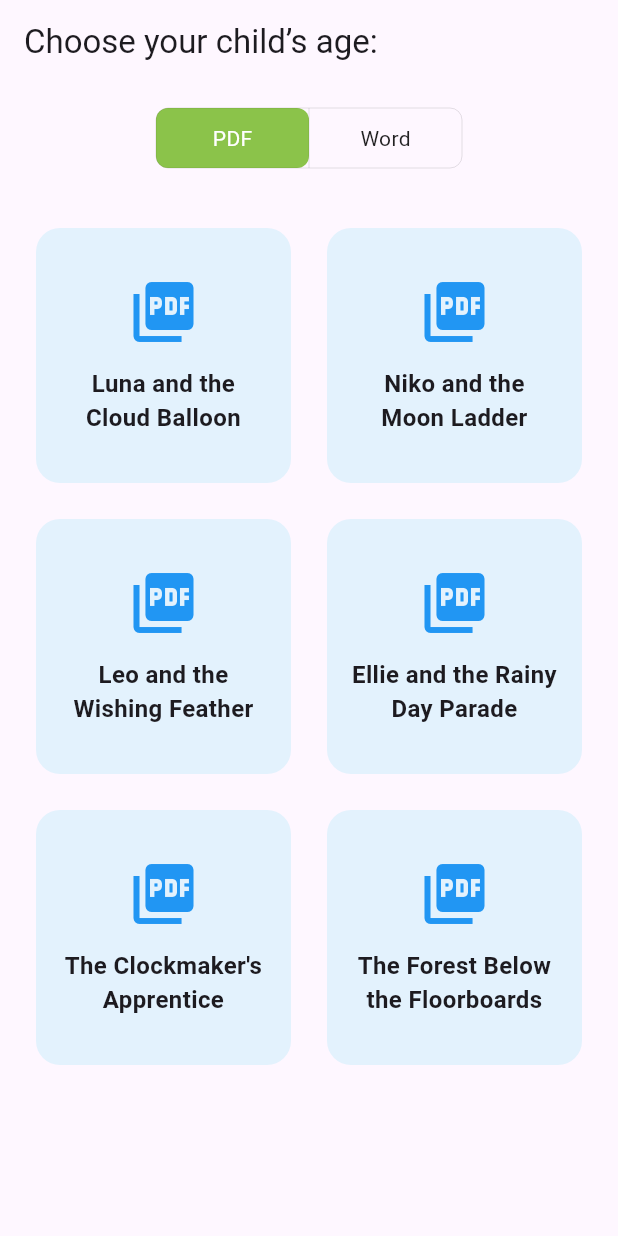
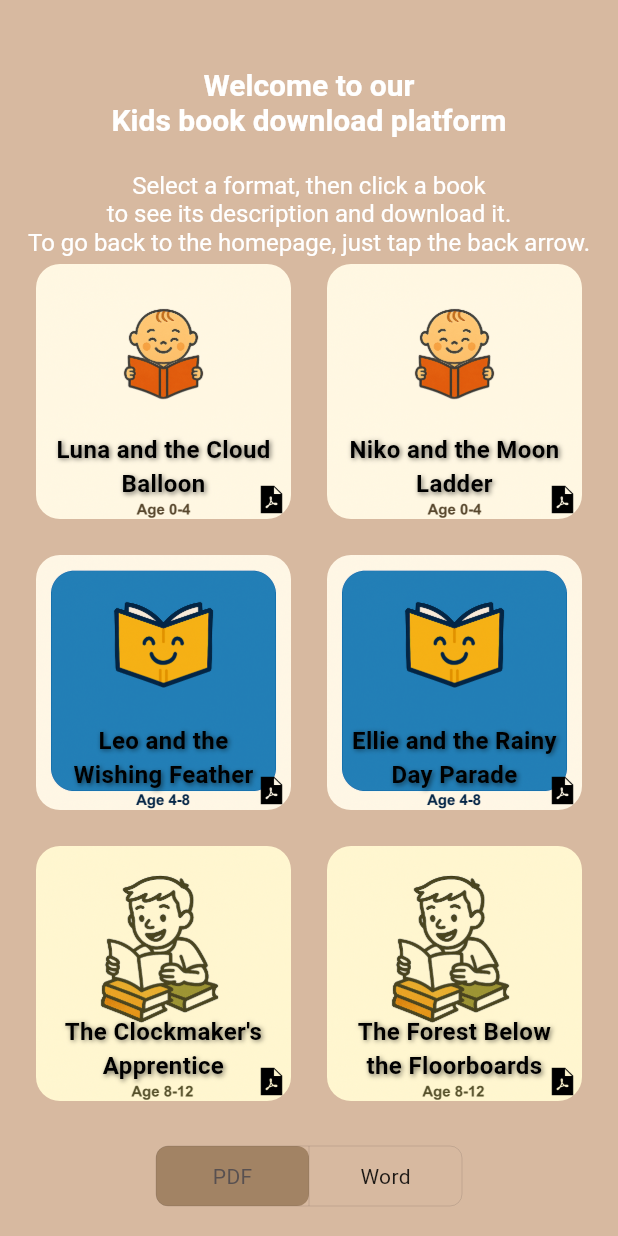
Before and after one commit to oferElz/final-android-project, a Flutter app: the screen it shows after launch, on a phone screen of 412 x 824 dp. Run offline on Flutter 3.47's test engine with Material 3 defaults, Android fonts, the phone set to English and light mode, and no system bars; our stand-ins replace cloud_firestore, dio, firebase_core, open_file; accounts and stored records are empty.

Commit message:
i am tired and cant sleep, oran please kill me

```diff
--- a/lib/main.dart
+++ b/lib/main.dart
@@ -17,9 +17,9 @@
   @override
   Widget build(BuildContext context) {
     return MaterialApp(
-      title: 'Children Books',
+      title: 'Children Books Download Platform',
       theme: ThemeData(useMaterial3: true),
-      home: const HomePage(),      // <-- all UI now lives here
+      home: const HomePage(),
     );
   }
 }
--- a/lib/screens/home_page.dart
+++ b/lib/screens/home_page.dart
@@ -1,6 +1,7 @@
 import 'package:flutter/material.dart';
 import 'package:final_android_project/file_type.dart';
 import 'book_details_screen.dart';
+import 'package:cloud_firestore/cloud_firestore.dart';
 
 class HomePage extends StatefulWidget {
   const HomePage({super.key});
@@ -12,7 +13,7 @@ class HomePage extends StatefulWidget {
 class _HomePageState extends State<HomePage> {
   FileType _selectedType = FileType.pdf;
 
-  static const books = [
+  static const _books = [
     'Luna and the Cloud Balloon',
     'Niko and the Moon Ladder',
     'Leo and the Wishing Feather',
@@ -21,41 +22,127 @@ class _HomePageState extends State<HomePage> {
     'The Forest Below the Floorboards',
   ];
 
+  static const _images = [
+    'assets/zeroToFour.png',
+    'assets/zeroToFour.png',
+    'assets/fourToEight.png',
+    'assets/fourToEight.png',
+    'assets/eightToTwelve.png',
+    'assets/eightToTwelve.png',
+  ];
+
   @override
   Widget build(BuildContext context) {
     return Scaffold(
-      appBar: AppBar(title: const Text('Choose your child’s age:')),
-      body: Column(
+      body: Container(
+        color:const Color.fromARGB(122, 172, 118, 57),
+        child: Column(
           children: [
-          const SizedBox(height: 16),
-          _buildToggle(),
-          const SizedBox(height: 16),
+            const SizedBox(height: 45),
+            RichText(
+              textAlign: TextAlign.center,
+              text: TextSpan(
+                style: const TextStyle(
+                    fontSize: 20, color: Colors.white),
+                children: [
+                  const TextSpan(
+                    text: 'Welcome to our \nKids book download platform\n\n',
+                    style: TextStyle(fontWeight: FontWeight.bold),
+
+                  ),
+                  const TextSpan(
+                    text: 'Select a format, then click a book\nto see its description and download it.\nTo go back to the homepage, just tap the back arrow.',
+                    style: TextStyle(fontSize: 16, fontWeight: FontWeight.normal),
+                  ),
+                ],
+              ),
+            ),
             Expanded(
               child: GridView.count(
-              padding: const EdgeInsets.all(24),
+                padding: const EdgeInsets.only(left: 24, right: 24, top: 5),
                 crossAxisCount: 2,
                 mainAxisSpacing: 24,
                 crossAxisSpacing: 24,
-              children: books
-                  .map((title) => _OptionCard(
+                children: _books.asMap().entries.map((entry) {
+                  final i = entry.key;
+                  final title = entry.value;
+                  return _OptionCard(
                     title: title,
+                    imagePath: _images[i],
                     icon: _selectedType == FileType.pdf
-                            ? Icons.picture_as_pdf
-                            : Icons.article,
-                        onTap: () => Navigator.push(
-                          context,                              // <- now *inside* Navigator
+                        ? Image.asset(
+                          'assets/pdf_logo.png',
+                          width: 20,
+                          height: 20,
+                        )
+                      : Image.asset(
+                          'assets/word_logo.png',
+                          width: 20,
+                          height: 20,
+                        ),
+                    onTap: () => _openBook(context, title),
+                  );
+                }).toList(),
+              ),
+            ),
+            _buildToggle(),
+            const SizedBox(height: 20),
+          ],
+        ),
+      )
+    );
+  }
+
+Future<void> _openBook(BuildContext context, String title) async {
+  showDialog(
+    context: context,
+    barrierDismissible: false,
+    builder: (_) => const Center(child: CircularProgressIndicator()),
+  );
+
+  try {
+    // 1️⃣  Fetch the Firestore doc here
+    final snap = await FirebaseFirestore.instance
+        .collection('books')
+        .where('title', isEqualTo: title)
+        .limit(1)
+        .get();
+
+    if (snap.docs.isEmpty) throw 'Book not found';
+
+    final data       = snap.docs.first.data();
+    final coverUrl   = data['cover_url']   as String? ?? '';
+    final description= data['description'] as String? ?? '';
+    final pdfUrl     = data['pdf_url']     as String? ?? '';
+    final wordUrl    = data['word_url']    as String? ?? '';
+    final chosenUrl  = _selectedType == FileType.pdf ? pdfUrl : wordUrl;
+
+    // 2️⃣  Pre-cache the cover image
+    if (coverUrl.isNotEmpty && mounted) {
+      await precacheImage(NetworkImage(coverUrl), context);
+    }
+
+    if (!mounted) return;
+    Navigator.of(context, rootNavigator: true).pop(); // close loader
+
+    // 3️⃣  Push details screen with all ready-made data
+    Navigator.push(
+      context,
       MaterialPageRoute(
         builder: (_) => BookDetailsScreen(
-                                title: title, fileType: _selectedType),
+          title:       title,
+          description: description,
+          coverUrl:    coverUrl,
+          chosenUrl:   chosenUrl,
+          fileType:    _selectedType,
         ),
       ),
-                      ))
-                  .toList(),
-            ),
-          ),
-        ],
-      ),
     );
+  } catch (e) {
+    if (mounted) Navigator.of(context, rootNavigator: true).pop();
+    ScaffoldMessenger.of(context)
+        .showSnackBar(SnackBar(content: Text('Failed: $e')));
+  }
 }
 
   Widget _buildToggle() {
@@ -74,7 +161,7 @@ class _HomePageState extends State<HomePage> {
                 width: 102,
                 height: 40,
                 decoration: BoxDecoration(
-                  color: Colors.lightGreen,
+                  color: const Color.fromARGB(121, 104, 71, 34),
                   borderRadius: BorderRadius.circular(8),
                 ),
               ),
@@ -84,10 +171,10 @@ class _HomePageState extends State<HomePage> {
                 _selectedType == FileType.pdf,
                 _selectedType == FileType.word,
               ],
-              onPressed: (i) => setState(() =>
-                  _selectedType = i == 0 ? FileType.pdf : FileType.word),
+              onPressed: (i) => setState(
+                  () => _selectedType = i == 0 ? FileType.pdf : FileType.word),
               fillColor: Colors.transparent,
-              selectedColor: Colors.white,
+              selectedColor: const Color.fromARGB(255, 88, 80, 80),
               color: Colors.black87,
               borderRadius: BorderRadius.circular(8),
               borderWidth: 0,
@@ -105,33 +192,60 @@ class _HomePageState extends State<HomePage> {
 class _OptionCard extends StatelessWidget {
   const _OptionCard({
     required this.title,
+    required this.imagePath,
     required this.icon,
     required this.onTap,
   });
 
   final String title;
-  final IconData icon;
+  final String imagePath;
+  final Widget icon;
   final VoidCallback onTap;
 
   @override
   Widget build(BuildContext context) {
     return Material(
-      color: Colors.blue.shade50,
       borderRadius: BorderRadius.circular(16),
+      color: Colors.transparent,
       child: InkWell(
         borderRadius: BorderRadius.circular(16),
         onTap: onTap,
+        child: Ink(
+          decoration: BoxDecoration(
+            image: DecorationImage(
+              image: AssetImage(imagePath),
+              fit: BoxFit.cover,
+            ),
+            borderRadius: BorderRadius.circular(16),
+          ),
+          child: Stack(
+            children: [
+              Center(
                 child: Padding(
-          padding: const EdgeInsets.all(16),
-          child: Column(
-            mainAxisAlignment: MainAxisAlignment.center,
-            children: [
-              Icon(icon, size: 48, color: Colors.blue),
-              const SizedBox(height: 12),
-              Text(title,
+                  padding: const EdgeInsets.only(top: 100, right: 10, left: 10),
+                  child: Text(
+                    title,
                     textAlign: TextAlign.center,
                     style: const TextStyle(
-                      fontSize: 16, fontWeight: FontWeight.w600)),
+                      fontSize: 16,
+                      fontWeight: FontWeight.w600,
+                      color: Color.fromARGB(255, 0, 0, 0),
+                      shadows: [
+                        Shadow(
+                          blurRadius: 4,
+                          color: Colors.black54,
+                          offset: Offset(1, 1),
+                        ),
+                      ],
+                    ),
+                  ),
+                ),
+              ),
+              Positioned(
+                right: 3,
+                bottom: 3,
+                child: icon,
+              ),
             ],
           ),
         ),
```
Also changed, not shown: lib/screens/book_details_screen.dart (+16 -43 lines), pubspec.yaml (+6 -4 lines), assets/eightToTwelve.png (added), assets/fourToEight.png (added), assets/pdf_logo.png (added), assets/word_logo.png (added), assets/zeroToFour.png (added). Lines whose indentation alone changed are shown as unchanged.
